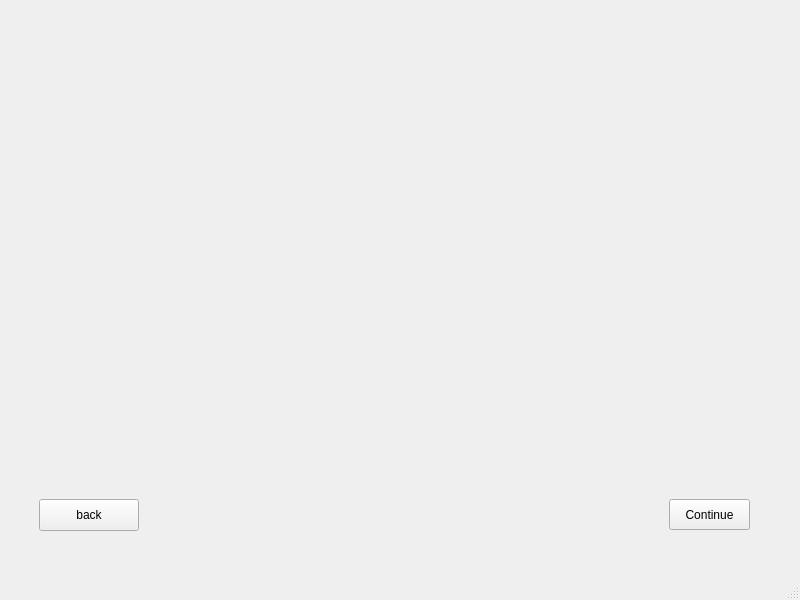
Before: the Qt Designer form EducationalApp/view.ui in ibertagnolli/Recycling-Educational-Game, drawn with Qt 5.
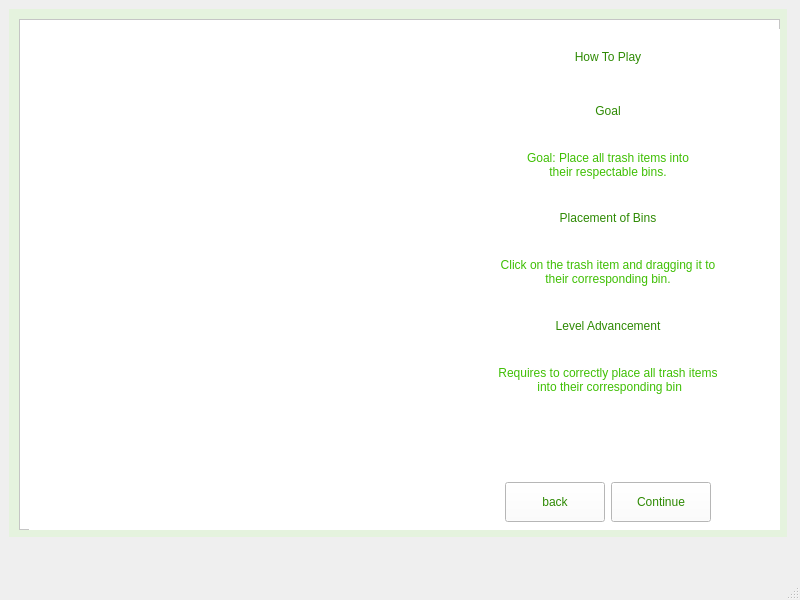
After: the same form once the commit is applied. The open tabs and pages were chosen to show the change. Icons and pictures are not drawn.

Commit message:
Instruction Page
Designed the front-end part of the instructions.

Diff of the .ui file:
```diff
--- a/EducationalApp/view.ui
+++ b/EducationalApp/view.ui
@@ -10,19 +10,25 @@
     <height>600</height>
    </rect>
   </property>
+  <property name="minimumSize">
+   <size>
+    <width>800</width>
+    <height>600</height>
+   </size>
+  </property>
+  <property name="maximumSize">
+   <size>
+    <width>800</width>
+    <height>600</height>
+   </size>
+  </property>
   <property name="windowTitle">
    <string>View</string>
   </property>
   <widget class="QWidget" name="centralwidget">
+   <layout class="QVBoxLayout" name="verticalLayout_2">
+    <item>
    <widget class="QStackedWidget" name="stackWidget">
-    <property name="geometry">
-     <rect>
-      <x>-1</x>
-      <y>-1</y>
-      <width>801</width>
-      <height>561</height>
-     </rect>
-    </property>
     <property name="currentIndex">
      <number>1</number>
     </property>
@@ -57,38 +63,270 @@
      </widget>
     </widget>
     <widget class="QWidget" name="instructionScreen">
-     <widget class="QPushButton" name="buttonToGameScreen">
+       <property name="minimumSize">
+        <size>
+         <width>778</width>
+         <height>528</height>
+        </size>
+       </property>
+       <property name="maximumSize">
+        <size>
+         <width>778</width>
+         <height>528</height>
+        </size>
+       </property>
+       <property name="styleSheet">
+        <string notr="true">background-color: rgba(195, 255, 165, 60);</string>
+       </property>
+       <widget class="QFrame" name="frame">
       <property name="geometry">
        <rect>
-        <x>670</x>
-        <y>500</y>
-        <width>81</width>
-        <height>31</height>
-       </rect>
-      </property>
+          <x>10</x>
+          <y>10</y>
+          <width>761</width>
+          <height>511</height>
+         </rect>
+        </property>
+        <property name="styleSheet">
+         <string notr="true">background-color: rgb(255, 255, 255);</string>
+        </property>
+        <property name="frameShape">
+         <enum>QFrame::StyledPanel</enum>
+        </property>
+        <property name="frameShadow">
+         <enum>QFrame::Raised</enum>
+        </property>
+        <widget class="QWidget" name="horizontalLayoutWidget">
+         <property name="geometry">
+          <rect>
+           <x>10</x>
+           <y>10</y>
+           <width>751</width>
+           <height>501</height>
+          </rect>
+         </property>
+         <layout class="QHBoxLayout" name="horizontalLayout">
+          <item>
+           <widget class="QLabel" name="instructionPictureLabel">
+            <property name="maximumSize">
+             <size>
+              <width>350</width>
+              <height>16777215</height>
+             </size>
+            </property>
+            <property name="styleSheet">
+             <string notr="true">background-image: url(&quot;/Users/vista/Desktop/frog.png&quot;)</string>
+            </property>
       <property name="text">
-       <string>Continue</string>
-      </property>
-     </widget>
+             <string/>
+            </property>
+           </widget>
+          </item>
+          <item>
+           <layout class="QGridLayout" name="gridLayout">
+            <item row="8" column="1">
+             <widget class="QLabel" name="label_6">
+              <property name="styleSheet">
+               <string notr="true">font: 12pt &quot;Helvetica&quot;;
+color: rgba(63, 191, 4 ,255);</string>
+              </property>
+              <property name="text">
+               <string>Requires to correctly place all trash items
+ into their corresponding bin</string>
+              </property>
+              <property name="alignment">
+               <set>Qt::AlignCenter</set>
+              </property>
+             </widget>
+            </item>
+            <item row="0" column="1">
+             <widget class="QLabel" name="HowToPlayLabel">
+              <property name="styleSheet">
+               <string notr="true">font: 700 20pt &quot;Georgia&quot;;
+color: rgb(46, 138, 3);</string>
+              </property>
+              <property name="text">
+               <string>How To Play</string>
+              </property>
+              <property name="alignment">
+               <set>Qt::AlignCenter</set>
+              </property>
+             </widget>
+            </item>
+            <item row="7" column="1">
+             <widget class="QLabel" name="label_5">
+              <property name="maximumSize">
+               <size>
+                <width>16777215</width>
+                <height>40</height>
+               </size>
+              </property>
+              <property name="styleSheet">
+               <string notr="true">font: 16pt &quot;Helvetica&quot;;
+color: rgb(46, 138, 3);</string>
+              </property>
+              <property name="text">
+               <string>Level Advancement</string>
+              </property>
+              <property name="alignment">
+               <set>Qt::AlignCenter</set>
+              </property>
+             </widget>
+            </item>
+            <item row="10" column="1">
+             <layout class="QHBoxLayout" name="horizontalLayout_2">
+              <item>
+               <widget class="QLabel" name="label_8">
+                <property name="maximumSize">
+                 <size>
+                  <width>10</width>
+                  <height>16777215</height>
+                 </size>
+                </property>
+                <property name="text">
+                 <string/>
+                </property>
+               </widget>
+              </item>
+              <item>
      <widget class="QPushButton" name="buttonToPurposeScreen">
-      <property name="geometry">
-       <rect>
-        <x>40</x>
-        <y>500</y>
+                <property name="maximumSize">
+                 <size>
         <width>100</width>
-        <height>32</height>
-       </rect>
+                  <height>40</height>
+                 </size>
+                </property>
+                <property name="styleSheet">
+                 <string notr="true">color: rgb(46, 138, 3);
+border-color: rgb(0, 0, 0);</string>
       </property>
       <property name="text">
        <string>back</string>
       </property>
      </widget>
+              </item>
+              <item>
+               <widget class="QPushButton" name="buttonToGameScreen">
+                <property name="maximumSize">
+                 <size>
+                  <width>100</width>
+                  <height>40</height>
+                 </size>
+                </property>
+                <property name="styleSheet">
+                 <string notr="true">color: rgb(46, 138, 3);
+border-color: rgb(0, 0, 0);</string>
+                </property>
+                <property name="text">
+                 <string>Continue</string>
+                </property>
+               </widget>
+              </item>
+              <item>
+               <widget class="QLabel" name="label_9">
+                <property name="maximumSize">
+                 <size>
+                  <width>10</width>
+                  <height>16777215</height>
+                 </size>
+                </property>
+                <property name="text">
+                 <string/>
+                </property>
+               </widget>
+              </item>
+             </layout>
+            </item>
+            <item row="9" column="1">
+             <widget class="QLabel" name="label_7">
+              <property name="text">
+               <string>  </string>
+              </property>
+             </widget>
+            </item>
+            <item row="5" column="1">
+             <widget class="QLabel" name="label">
+              <property name="maximumSize">
+               <size>
+                <width>16777215</width>
+                <height>40</height>
+               </size>
+              </property>
+              <property name="styleSheet">
+               <string notr="true">font: 16pt &quot;Helvetica&quot;;
+color: rgb(46, 138, 3);</string>
+              </property>
+              <property name="text">
+               <string>Placement of Bins</string>
+              </property>
+              <property name="alignment">
+               <set>Qt::AlignCenter</set>
+              </property>
+             </widget>
+            </item>
+            <item row="3" column="1">
+             <widget class="QLabel" name="label_3">
+              <property name="styleSheet">
+               <string notr="true">font: 12pt &quot;Helvetica&quot;;
+color: rgba(63, 191, 4 ,255);</string>
+              </property>
+              <property name="text">
+               <string>Goal: Place all trash items into 
+their respectable bins.</string>
+              </property>
+              <property name="alignment">
+               <set>Qt::AlignCenter</set>
+              </property>
+             </widget>
+            </item>
+            <item row="1" column="1">
+             <widget class="QLabel" name="label_2">
+              <property name="maximumSize">
+               <size>
+                <width>16777215</width>
+                <height>40</height>
+               </size>
+              </property>
+              <property name="styleSheet">
+               <string notr="true">font: 16pt &quot;Helvetica&quot;;
+color: rgb(46, 138, 3);</string>
+              </property>
+              <property name="text">
+               <string>Goal</string>
+              </property>
+              <property name="alignment">
+               <set>Qt::AlignCenter</set>
+              </property>
+             </widget>
+            </item>
+            <item row="6" column="1">
+             <widget class="QLabel" name="label_4">
+              <property name="styleSheet">
+               <string notr="true">font: 12pt &quot;Helvetica&quot;;
+color: rgba(63, 191, 4 ,255);</string>
+              </property>
+              <property name="text">
+               <string>Click on the trash item and dragging it to 
+their corresponding bin.</string>
+              </property>
+              <property name="alignment">
+               <set>Qt::AlignCenter</set>
+              </property>
+             </widget>
+            </item>
+           </layout>
+          </item>
+         </layout>
+        </widget>
+       </widget>
     </widget>
     <widget class="QWidget" name="gameScreen"/>
     <widget class="QWidget" name="loadingScreen1"/>
     <widget class="QWidget" name="loadingScreen2"/>
     <widget class="QWidget" name="conclusionScreen"/>
    </widget>
+    </item>
+   </layout>
   </widget>
   <widget class="QMenuBar" name="menubar">
    <property name="geometry">
```
Left out of the diff: 4 changed lines with no effect on the pictures. Lines whose indentation alone changed are shown as unchanged. The commit also changes 66 other files.
